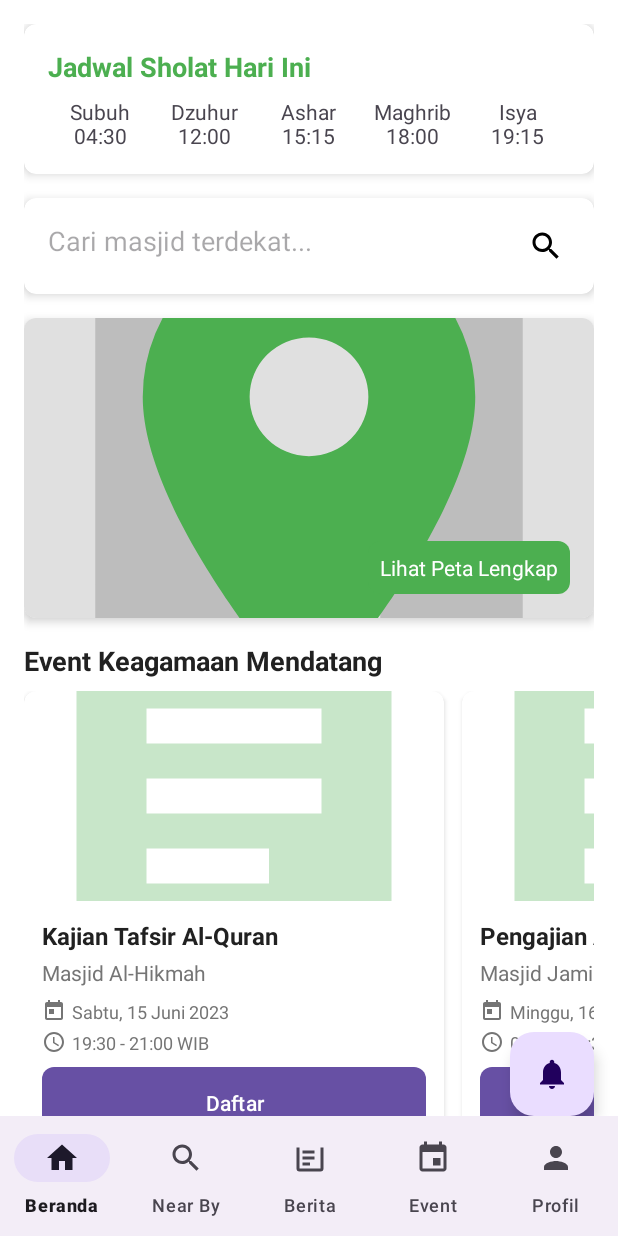
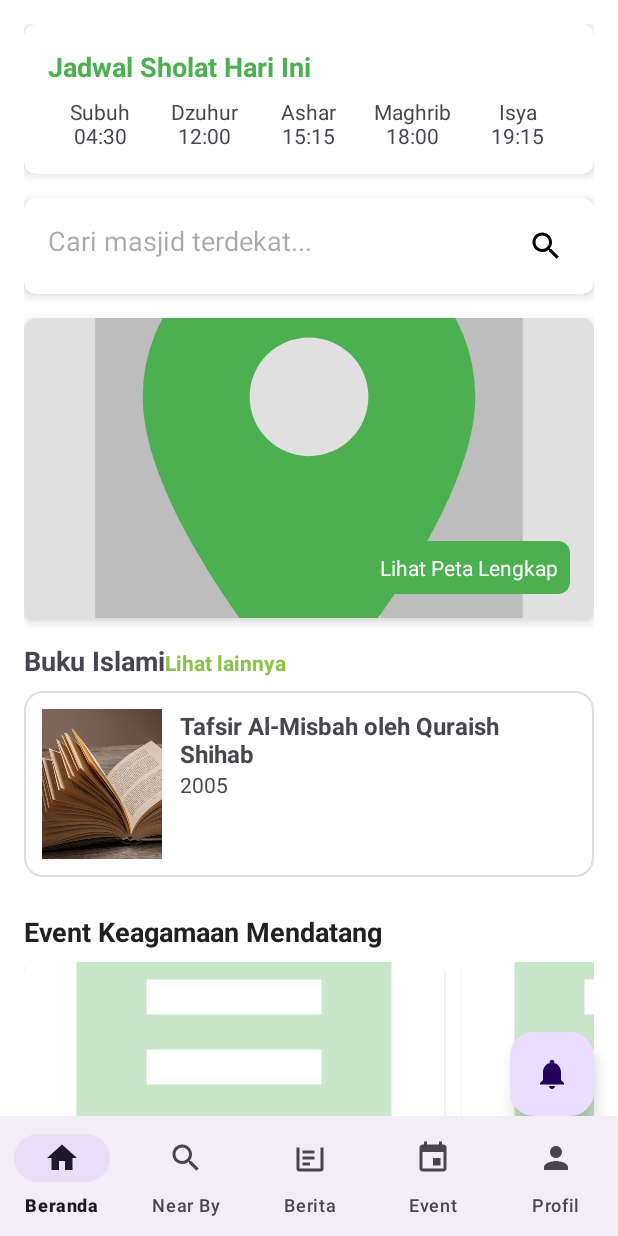
Before and after one commit to taqicz/masjidapp, an Android app: the FragmentHome screen opened directly, with no data from a screen before it, on a phone screen of 412 x 824 dp. Run offline under Robolectric (Android 15) with nearby library versions, the phone set to English and light mode, and no system bars.

Commit message:
penambahan fitur list buku islami

```diff
--- a/app/src/main/AndroidManifest.xml
+++ b/app/src/main/AndroidManifest.xml
@@ -36,6 +36,8 @@
         <activity
             android:name=".ListMasjidActivity"
             android:exported="false"/>
+        <activity
+            android:name=".ListBukuActivity"/>
 
     </application>
 
--- /dev/null
+++ b/app/src/main/java/com/example/masjidapp/BukuAdapter.java
@@ -0,0 +1,73 @@
+package com.example.masjidapp;
+
+import android.content.Context;
+import android.view.LayoutInflater;
+import android.view.View;
+import android.view.ViewGroup;
+import android.widget.ImageView;
+import android.widget.TextView;
+
+import androidx.annotation.NonNull;
+import androidx.recyclerview.widget.RecyclerView;
+
+import java.util.ArrayList;
+
+public class BukuAdapter extends RecyclerView.Adapter<BukuAdapter.BukuViewHolder> {
+
+    private Context context;
+    private ArrayList<BukuModel> listBuku;
+
+    public BukuAdapter(Context context, ArrayList<BukuModel> listBuku) {
+        this.context = context;
+        this.listBuku = listBuku;
+    }
+
+    public interface OnItemLongClickListener {
+        void onItemLongClick(BukuModel buku);
+    }
+
+    private OnItemLongClickListener longClickListener;
+
+    public void setOnItemLongClickListener(OnItemLongClickListener listener) {
+        this.longClickListener = listener;
+    }
+
+    @NonNull
+    @Override
+    public BukuViewHolder onCreateViewHolder(@NonNull ViewGroup parent, int viewType) {
+        View view = LayoutInflater.from(context).inflate(R.layout.item_buku, parent, false);
+        return new BukuViewHolder(view);
+    }
+
+    @Override
+    public void onBindViewHolder(@NonNull BukuViewHolder holder, int position) {
+        BukuModel buku = listBuku.get(position);
+        holder.imgBuku.setImageResource(buku.getGambar());
+        holder.txtDeskripsi.setText(buku.getDeskripsi());
+        holder.txtTahun.setText(buku.getTahun());
+
+        holder.itemView.setOnLongClickListener(v -> {
+            if (longClickListener != null) {
+                longClickListener.onItemLongClick(buku);
+            }
+            return true;
+        });
+    }
+
+    @Override
+    public int getItemCount() {
+        return listBuku.size();
+    }
+
+    public static class BukuViewHolder extends RecyclerView.ViewHolder {
+        ImageView imgBuku;
+        TextView txtDeskripsi, txtTahun;
+
+        public BukuViewHolder(@NonNull View itemView) {
+            super(itemView);
+            imgBuku = itemView.findViewById(R.id.imgBuku);
+            txtDeskripsi = itemView.findViewById(R.id.txtDeskripsi);
+            txtTahun = itemView.findViewById(R.id.txtTahun);
+        }
+    }
+}
--- /dev/null
+++ b/app/src/main/java/com/example/masjidapp/BukuModel.java
@@ -0,0 +1,35 @@
+package com.example.masjidapp;
+
+public class BukuModel {
+    private int id;
+    private int gambar;
+    private String deskripsi;
+    private String tahun;
+
+    public BukuModel(int id, int gambar, String deskripsi, String tahun) {
+        this.id = id;
+        this.gambar = gambar;
+        this.deskripsi = deskripsi;
+        this.tahun = tahun;
+    }
+
+    public int getId() {
+        return id;
+    }
+
+    public int getGambar() {
+        return gambar;
+    }
+
+    public String getDeskripsi() {
+        return deskripsi;
+    }
+
+    public String getTahun() {
+        return tahun;
+    }
+
+    public void setDeskripsi(String deskripsi) {
+        this.deskripsi = deskripsi;
+    }
+}
--- a/app/src/main/java/com/example/masjidapp/FragmentHome.java
+++ b/app/src/main/java/com/example/masjidapp/FragmentHome.java
@@ -5,15 +5,15 @@ import android.os.Bundle;
 import android.view.LayoutInflater;
 import android.view.View;
 import android.view.ViewGroup;
+import android.widget.TextView;
+import android.widget.Toast;
+
+import com.google.android.material.floatingactionbutton.FloatingActionButton;
 
 import androidx.cardview.widget.CardView;
 import androidx.fragment.app.Fragment;
 import androidx.recyclerview.widget.LinearLayoutManager;
 import androidx.recyclerview.widget.RecyclerView;
-
-import android.widget.Toast;
-
-import com.google.android.material.floatingactionbutton.FloatingActionButton;
 
 import java.util.ArrayList;
 import java.util.List;
@@ -22,19 +22,12 @@ public class FragmentHome extends Fragment {
 
     private RecyclerView eventsRecyclerView;
     private RecyclerView mosquesRecyclerView;
+    private RecyclerView recyclerBuku;
     private FloatingActionButton notificationFab;
+    private TextView btnLihatLainnya;
 
     public FragmentHome() {
         // Required empty public constructor
-    }
-
-    public static FragmentHome newInstance(String param1, String param2) {
-        FragmentHome fragment = new FragmentHome();
-        Bundle args = new Bundle();
-        args.putString("param1", param1);
-        args.putString("param2", param2);
-        fragment.setArguments(args);
-        return fragment;
     }
 
     @Override
@@ -45,7 +38,10 @@ public class FragmentHome extends Fragment {
         // Inisialisasi view
         eventsRecyclerView = view.findViewById(R.id.eventsRecyclerView);
         mosquesRecyclerView = view.findViewById(R.id.mosquesRecyclerView);
+        recyclerBuku = view.findViewById(R.id.recyclerBuku);
         notificationFab = view.findViewById(R.id.notificationFab);
+        btnLihatLainnya = view.findViewById(R.id.btnLihatLainnya);
+
         CardView prayerTimeCard = view.findViewById(R.id.prayerTimeCard);
         CardView btnLihatMasjidLainnya = view.findViewById(R.id.btnLihatMasjidLainnya);
 
@@ -66,8 +62,10 @@ public class FragmentHome extends Fragment {
             Toast.makeText(getActivity(), "Notifikasi", Toast.LENGTH_SHORT).show();
         });
 
+        // Setup RecyclerView untuk event, masjid, dan buku
         setupEventsRecyclerView();
         setupMosquesRecyclerView();
+        setupBukuRecyclerView();
 
         return view;
     }
@@ -110,4 +108,21 @@ public class FragmentHome extends Fragment {
 
         mosquesRecyclerView.setAdapter(adapter);
     }
-}
+
+    private void setupBukuRecyclerView() {
+        recyclerBuku.setLayoutManager(new LinearLayoutManager(getContext(), LinearLayoutManager.HORIZONTAL, false));
+
+        ArrayList<BukuModel> listBuku = new ArrayList<>();
+        listBuku.add(new BukuModel(1, R.drawable.buku1, "Tafsir Al-Misbah oleh Quraish Shihab", "2005"));
+        listBuku.add(new BukuModel(2, R.drawable.buku2, "Fiqh Wanita - Syaikh Shalih Al-Fauzan", "2010"));
+        listBuku.add(new BukuModel(3, R.drawable.buku3, "Sirah Nabawiyah - Ibnu Hisyam", "1998"));
+
+        BukuAdapter bukuAdapter = new BukuAdapter(getContext(), listBuku);
+        recyclerBuku.setAdapter(bukuAdapter);
+
+        // Lihat lainnya
+        btnLihatLainnya.setOnClickListener(v -> {
+            Intent intent = new Intent(getActivity(), ListBukuActivity.class);
+            startActivity(intent);
+        });
+    }}
--- /dev/null
+++ b/app/src/main/res/drawable/bg_item.xml
@@ -0,0 +1,18 @@
+<?xml version="1.0" encoding="utf-8"?>
+<shape xmlns:android="http://schemas.android.com/apk/res/android"
+    android:shape="rectangle">
+
+    <solid android:color="#FFFFFF" /> <!-- warna background putih -->
+
+    <corners android:radius="12dp" /> <!-- sudut melengkung -->
+
+    <padding
+        android:left="8dp"
+        android:top="8dp"
+        android:right="8dp"
+        android:bottom="8dp" />
+
+    <stroke
+        android:width="1dp"
+        android:color="#DDDDDD" /> <!-- garis pinggir abu-abu terang -->
+</shape>
--- /dev/null
+++ b/app/src/main/res/drawable/ic_add.xml
@@ -0,0 +1,5 @@
+<vector xmlns:android="http://schemas.android.com/apk/res/android" android:height="24dp" android:tint="#000000" android:viewportHeight="24" android:viewportWidth="24" android:width="24dp">
+
+    <path android:fillColor="@android:color/white" android:pathData="M19,13h-6v6h-2v-6H5v-2h6V5h2v6h6v2z"/>
+
+</vector>
--- a/app/src/main/res/layout/fragment_home.xml
+++ b/app/src/main/res/layout/fragment_home.xml
@@ -1,3 +1,4 @@
+<?xml version="1.0" encoding="utf-8"?>
 <androidx.coordinatorlayout.widget.CoordinatorLayout
     xmlns:android="http://schemas.android.com/apk/res/android"
     xmlns:app="http://schemas.android.com/apk/res-auto"
@@ -163,6 +164,40 @@
                 </FrameLayout>
             </androidx.cardview.widget.CardView>
 
+            <!-- Buku Islami Section -->
+            <LinearLayout
+                android:layout_width="match_parent"
+                android:layout_height="wrap_content"
+                android:orientation="horizontal"
+                android:layout_weight="1"
+                android:layout_marginBottom="8dp">
+
+                <TextView
+                    android:layout_width="wrap_content"
+                    android:layout_height="wrap_content"
+                    android:text="Buku Islami"
+                    android:textStyle="bold"
+                    android:textSize="18sp" />
+
+                <TextView
+                    android:id="@+id/btnLihatLainnya"
+                    android:layout_width="wrap_content"
+                    android:layout_height="wrap_content"
+                    android:text="Lihat lainnya"
+                    android:textColor="@color/accent"
+                    android:textStyle="bold" />
+            </LinearLayout>
+
+            <androidx.recyclerview.widget.RecyclerView
+                android:id="@+id/recyclerBuku"
+                android:layout_width="match_parent"
+                android:layout_height="wrap_content"
+                android:layout_marginBottom="16dp"
+                android:orientation="horizontal"
+                android:nestedScrollingEnabled="false"
+                android:overScrollMode="never"
+                android:scrollbars="horizontal" />
+
             <!-- Upcoming Events Section -->
             <TextView
                 android:layout_width="match_parent"
@@ -196,7 +231,7 @@
                 android:layout_height="wrap_content"
                 android:nestedScrollingEnabled="false" />
 
-            <!-- View More Button (CardView Version) -->
+            <!-- View More Button -->
             <androidx.cardview.widget.CardView
                 android:id="@+id/btnLihatMasjidLainnya"
                 android:layout_width="wrap_content"
@@ -214,7 +249,6 @@
                     android:textColor="@android:color/white"
                     android:textSize="16sp"/>
             </androidx.cardview.widget.CardView>
-
         </LinearLayout>
     </androidx.core.widget.NestedScrollView>
 
@@ -229,5 +263,4 @@
         android:contentDescription="Notifications"
         android:src="@drawable/ic_notifications"
         app:fabSize="normal" />
-
 </androidx.coordinatorlayout.widget.CoordinatorLayout>
--- /dev/null
+++ b/app/src/main/res/layout/item_buku.xml
@@ -0,0 +1,38 @@
+<?xml version="1.0" encoding="utf-8"?>
+<LinearLayout xmlns:android="http://schemas.android.com/apk/res/android"
+    android:layout_width="match_parent"
+    android:layout_height="wrap_content"
+    android:orientation="horizontal"
+    android:padding="12dp"
+    android:background="@drawable/bg_item"
+    android:layout_marginBottom="8dp">
+
+    <ImageView
+        android:id="@+id/imgBuku"
+        android:layout_width="80dp"
+        android:layout_height="100dp"
+        android:scaleType="centerCrop"
+        android:src="@drawable/buku1" />
+
+    <LinearLayout
+        android:orientation="vertical"
+        android:layout_marginStart="12dp"
+        android:layout_width="match_parent"
+        android:layout_height="wrap_content">
+
+        <TextView
+            android:id="@+id/txtDeskripsi"
+            android:layout_width="wrap_content"
+            android:layout_height="wrap_content"
+            android:text="Deskripsi Buku"
+            android:textStyle="bold"
+            android:textSize="16sp" />
+
+        <TextView
+            android:id="@+id/txtTahun"
+            android:layout_width="wrap_content"
+            android:layout_height="wrap_content"
+            android:text="2024"
+            android:textSize="14sp" />
+    </LinearLayout>
+</LinearLayout>
```
Also changed, not shown: app/src/main/java/com/example/masjidapp/ListBukuActivity.java (added, +112 -0 lines), app/src/main/java/com/example/masjidapp/SharedBukuData.java (added, +50 -0 lines), app/src/main/res/layout/activity_list_buku.xml (added, +19 -0 lines), app/src/main/res/layout/dialog_tambah_buku.xml (added, +20 -0 lines), app/src/main/res/drawable/buku1.jpg (added), app/src/main/res/drawable/buku2.jpg (added), app/src/main/res/drawable/buku3.jpg (added).
